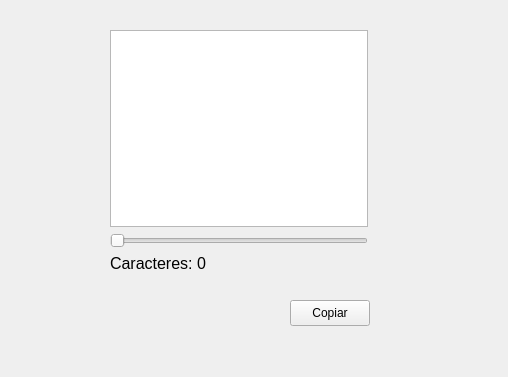
Old version of the form mainwindow.ui in the repository maxipardo/GeneradorDeClaves.
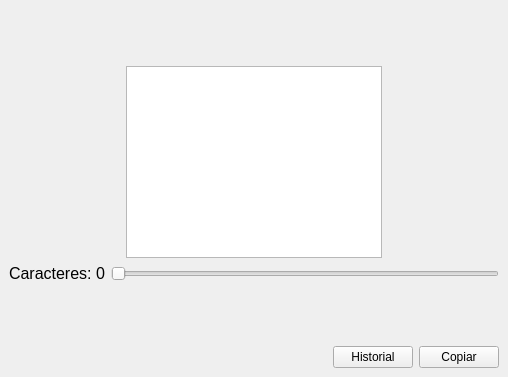
New version of the form. Icons and pictures are not drawn.

Commit message: Ventana historial y simplificación de CMake

What changed in the file:
```diff
--- a/mainwindow.ui
+++ b/mainwindow.ui
@@ -11,33 +11,30 @@
    </rect>
   </property>
   <property name="windowTitle">
-   <string>MainWindow</string>
+   <string>Generador de claves</string>
+  </property>
+  <property name="windowIcon">
+   <iconset theme="QIcon::ThemeIcon::DialogPassword"/>
+  </property>
+  <property name="autoFillBackground">
+   <bool>false</bool>
   </property>
   <widget class="QWidget" name="centralwidget">
-   <widget class="QPushButton" name="copyButton">
-    <property name="geometry">
-     <rect>
-      <x>290</x>
-      <y>300</y>
-      <width>80</width>
-      <height>26</height>
-     </rect>
-    </property>
-    <property name="text">
-     <string>Copiar</string>
-    </property>
-   </widget>
-   <widget class="QWidget" name="">
-    <property name="geometry">
-     <rect>
-      <x>110</x>
-      <y>30</y>
-      <width>258</width>
-      <height>243</height>
-     </rect>
-    </property>
     <layout class="QVBoxLayout" name="verticalLayout">
      <item>
+     <spacer name="verticalSpacer_2">
+      <property name="orientation">
+       <enum>Qt::Orientation::Vertical</enum>
+      </property>
+      <property name="sizeHint" stdset="0">
+       <size>
+        <width>20</width>
+        <height>40</height>
+       </size>
+      </property>
+     </spacer>
+    </item>
+    <item alignment="Qt::AlignmentFlag::AlignHCenter|Qt::AlignmentFlag::AlignVCenter">
       <widget class="QTextEdit" name="textEdit">
        <property name="font">
         <font>
@@ -47,6 +44,20 @@
       </widget>
      </item>
      <item>
+     <layout class="QHBoxLayout" name="horizontalLayout">
+      <item alignment="Qt::AlignmentFlag::AlignHCenter">
+       <widget class="QLabel" name="charLabel">
+        <property name="font">
+         <font>
+          <pointsize>12</pointsize>
+         </font>
+        </property>
+        <property name="text">
+         <string>Caracteres: 0</string>
+        </property>
+       </widget>
+      </item>
+      <item>
       <widget class="QSlider" name="horizontalSlider">
        <property name="minimum">
         <number>4</number>
@@ -59,20 +70,53 @@
        </property>
       </widget>
      </item>
+     </layout>
+    </item>
      <item>
-      <widget class="QLabel" name="charLabel">
-       <property name="font">
-        <font>
-         <pointsize>12</pointsize>
-        </font>
-       </property>
+     <spacer name="verticalSpacer">
+      <property name="orientation">
+       <enum>Qt::Orientation::Vertical</enum>
+      </property>
+      <property name="sizeHint" stdset="0">
+       <size>
+        <width>20</width>
+        <height>40</height>
+       </size>
+      </property>
+     </spacer>
+    </item>
+    <item>
+     <layout class="QHBoxLayout" name="botones">
+      <item>
+       <spacer name="horizontalSpacer">
+        <property name="orientation">
+         <enum>Qt::Orientation::Horizontal</enum>
+        </property>
+        <property name="sizeHint" stdset="0">
+         <size>
+          <width>30</width>
+          <height>20</height>
+         </size>
+        </property>
+       </spacer>
+      </item>
+      <item>
+       <widget class="QPushButton" name="historyButton">
        <property name="text">
-        <string>Caracteres: 0</string>
+         <string>Historial</string>
        </property>
       </widget>
      </item>
-    </layout>
-   </widget>
+      <item>
+       <widget class="QPushButton" name="copyButton">
+        <property name="text">
+         <string>Copiar</string>
+        </property>
+       </widget>
+      </item>
+     </layout>
+    </item>
+   </layout>
   </widget>
  </widget>
  <resources/>
```
Lines whose indentation alone changed are shown as unchanged. The commit also changes 11 other files.
